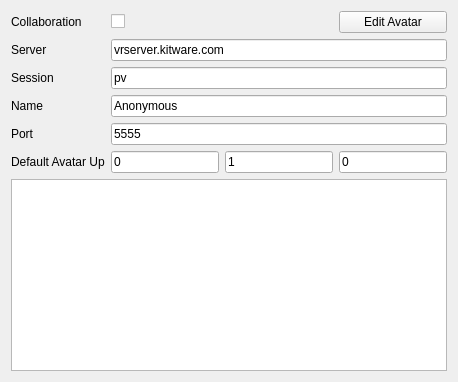
Old version of the form Plugins/CAVEInteraction/pqVRCollaborationWidget.ui in the repository Kitware/ParaView.
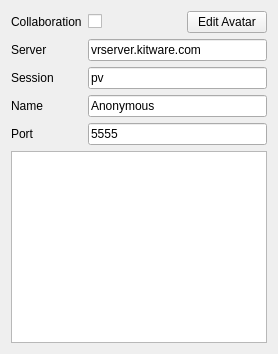
New version of the form. Icons and pictures are not drawn.

Commit message:
CAVEInteraction: Remove initial avatar up option
Instead of locally configuring the avatar up vector for new avatars
that come into the collaboration session, all remote collaborators
should send their avatar up vector based on their own navigation.

The edit to the form file:
```diff
--- a/Plugins/CAVEInteraction/pqVRCollaborationWidget.ui
+++ b/Plugins/CAVEInteraction/pqVRCollaborationWidget.ui
@@ -134,43 +134,6 @@
      </property>
     </widget>
    </item>
-   <item row="5" column="0">
-    <widget class="QLabel" name="cAvUpLabel">
-     <property name="sizePolicy">
-      <sizepolicy hsizetype="Preferred" vsizetype="Fixed">
-       <horstretch>0</horstretch>
-       <verstretch>0</verstretch>
-      </sizepolicy>
-     </property>
-     <property name="toolTip">
-      <string>Default up vector for new avatars</string>
-     </property>
-     <property name="text">
-      <string>Default Avatar Up</string>
-     </property>
-    </widget>
-   </item>
-   <item row="5" column="1">
-    <widget class="QLineEdit" name="cAvatarUpX">
-     <property name="text">
-      <string>0</string>
-     </property>
-    </widget>
-   </item>
-   <item row="5" column="2">
-    <widget class="QLineEdit" name="cAvatarUpY">
-     <property name="text">
-      <string>1</string>
-     </property>
-    </widget>
-   </item>
-   <item row="5" column="3">
-    <widget class="QLineEdit" name="cAvatarUpZ">
-     <property name="text">
-      <string>0</string>
-     </property>
-    </widget>
-   </item>
    <item row="6" column="0" colspan="4">
     <widget class="QPlainTextEdit" name="outputWindow"/>
    </item>
```
The commit also changes 2 other files.
